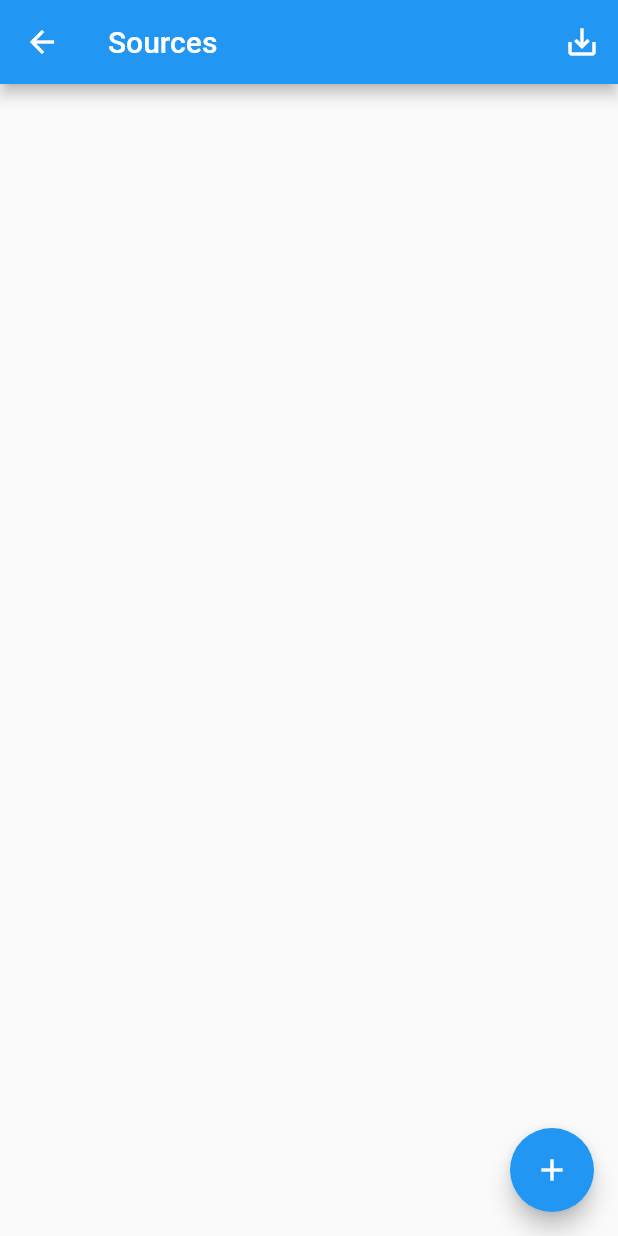
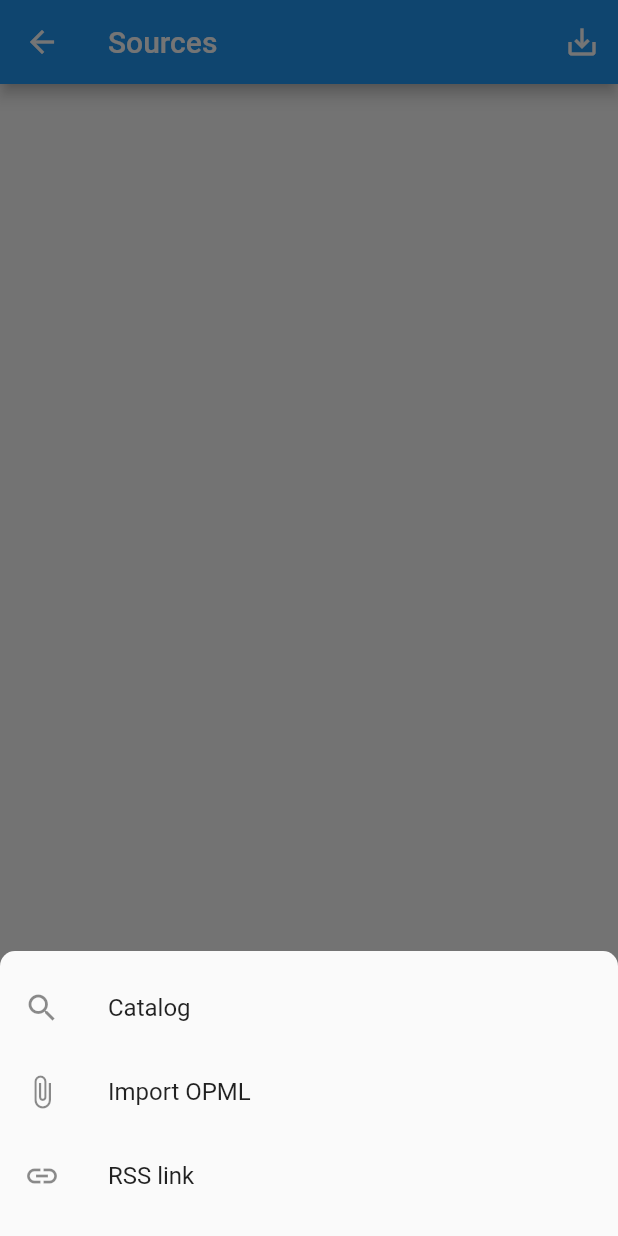
Before and after one commit to daniel-keogh/rss-reader, a Flutter app: the SourcesScreen screen opened by its route, after a tap on the "add" icon, on a phone screen of 412 x 824 dp. Run offline on Flutter 3.47's test engine with Material 2 defaults, Android fonts, the phone set to English and light mode, and no system bars; our stand-ins replace shared_preferences, sqflite; missing offline and left inert: webfeed; accounts and stored records are empty.

```diff
--- a/lib/screens/sources_screen.dart
+++ b/lib/screens/sources_screen.dart
@@ -1,9 +1,10 @@
 import 'dart:io';
 
 import 'package:flutter/material.dart';
+
 import 'package:rssreader/components/subscription_item.dart';
 import 'package:rssreader/models/subscription.dart';
-
+import 'package:rssreader/screens/catalog_screen.dart';
 import 'package:rssreader/services/opml.dart';
 import 'package:rssreader/services/subscriptions_db.dart';
 
@@ -63,6 +64,47 @@ class _SourcesScreenState extends State<SourcesScreen> {
     ];
   }
 
+  void _showModalBottomSheet(BuildContext context) {
+    showModalBottomSheet(
+      context: context,
+      shape: RoundedRectangleBorder(
+        borderRadius: BorderRadius.vertical(
+          top: Radius.circular(10.0),
+        ),
+      ),
+      builder: (context) {
+        return Container(
+          height: 190.0,
+          color: Colors.transparent,
+          child: ListView(
+            padding: EdgeInsets.symmetric(vertical: 10.0),
+            children: <Widget>[
+              ListTile(
+                leading: Icon(Icons.search),
+                title: Text("Catalog"),
+                onTap: () {
+                  Navigator.of(context).pushReplacementNamed(
+                    CatalogScreen.route,
+                  );
+                },
+              ),
+              ListTile(
+                leading: Icon(Icons.attach_file),
+                title: Text("Import OPML"),
+                onTap: () {},
+              ),
+              ListTile(
+                leading: Icon(Icons.link),
+                title: Text("RSS link"),
+                onTap: () {},
+              ),
+            ],
+          ),
+        );
+      },
+    );
+  }
+
   @override
   Widget build(BuildContext context) {
     return Scaffold(
@@ -78,9 +120,7 @@ class _SourcesScreenState extends State<SourcesScreen> {
             );
           },
           separatorBuilder: (context, index) {
-            return Divider(
-              thickness: 0.5,
-            );
+            return Divider(thickness: 0.5);
           },
           itemCount: subscriptions.length,
           padding: EdgeInsets.symmetric(vertical: 10.0),
@@ -88,7 +128,7 @@ class _SourcesScreenState extends State<SourcesScreen> {
       ),
       floatingActionButton: FloatingActionButton(
         child: Icon(Icons.add),
-        onPressed: () {},
+        onPressed: () => _showModalBottomSheet(context),
       ),
     );
   }
```
Also changed, not shown: lib/components/list_drawer.dart (+0 -7 lines).
